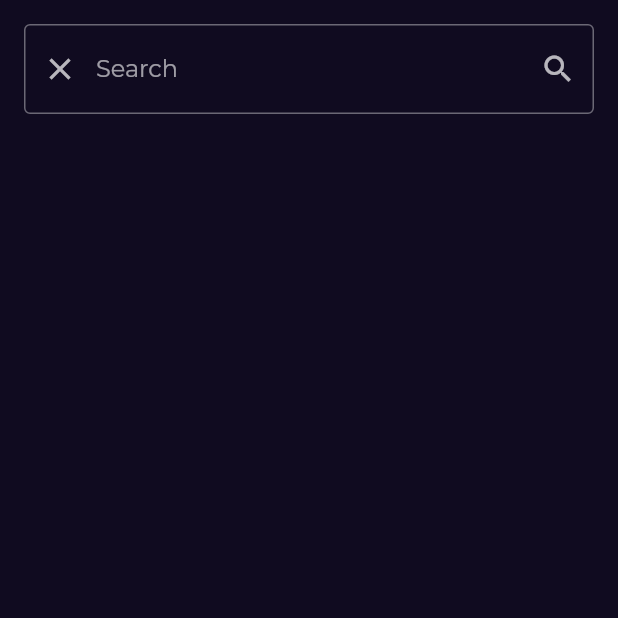
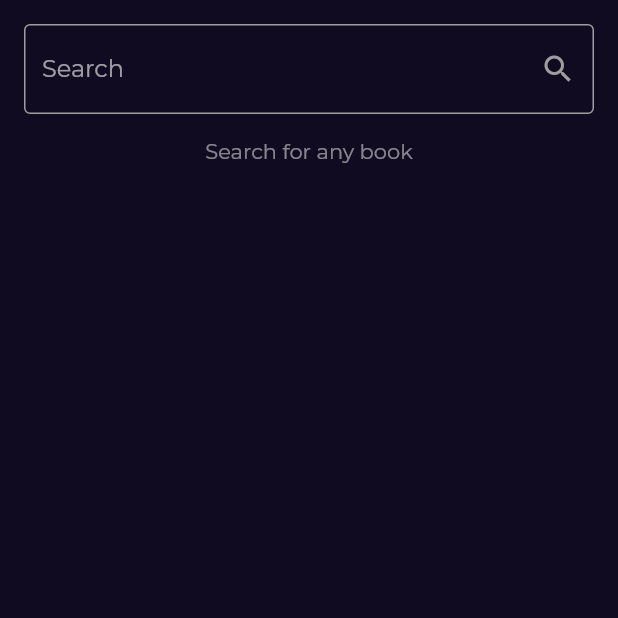
Before and after one commit to ahmedhamdi11/bookly, a Flutter app: the SearchView screen opened by its route, on a phone screen of 412 x 824 dp, the top half of it. Run offline on Flutter 3.47's test engine with Material 2 defaults, Android fonts, the phone set to English and light mode, and no system bars; our stand-ins replace bloc, cached_network_image, dartz, dio, equatable, flutter_bloc and 5 more; network calls fail.

Commit message:
search view ui and service done

```diff
--- /dev/null
+++ b/lib/Features/Search/presentation/manager/cubits/search_cubit/search_cubit.dart
@@ -0,0 +1,34 @@
+import 'package:bloc/bloc.dart';
+import 'package:bookly/Features/Search/data/repos/search_repo.dart';
+import 'package:bookly/core/models/book_model/book_model.dart';
+import 'package:equatable/equatable.dart';
+
+part 'search_state.dart';
+
+class SearchCubit extends Cubit<SearchState> {
+  SearchCubit({required this.searchRepo}) : super(SearchInitialState());
+  final SearchRepo searchRepo;
+  bool _closed = false;
+
+  @override
+  Future<void> close() {
+    _closed = true;
+    return super.close();
+  }
+
+  Future fetchSearchResults({required String search}) async {
+    if (_closed) return;
+    emit(SearchLoadingState());
+    var results = await searchRepo.fetchSearchResults(search: search);
+    results.fold(
+      (failure) {
+        if (_closed) return;
+        emit(SearchFailureState(failure.errorMessage));
+      },
+      (book) {
+        if (_closed) return;
+        emit(SearchSuccessState(book));
+      },
+    );
+  }
+}
--- /dev/null
+++ b/lib/Features/Search/presentation/manager/cubits/search_cubit/search_state.dart
@@ -0,0 +1,24 @@
+part of 'search_cubit.dart';
+
+abstract class SearchState extends Equatable {
+  const SearchState();
+
+  @override
+  List<Object> get props => [];
+}
+
+class SearchInitialState extends SearchState {}
+
+class SearchLoadingState extends SearchState {}
+
+class SearchSuccessState extends SearchState {
+  final List<BookModel> books;
+
+  const SearchSuccessState(this.books);
+}
+
+class SearchFailureState extends SearchState {
+  final String errMessage;
+
+  const SearchFailureState(this.errMessage);
+}
--- a/lib/Features/Search/presentation/views/search_view.dart
+++ b/lib/Features/Search/presentation/views/search_view.dart
@@ -1,4 +1,4 @@
-import 'package:bookly/Features/Search/presentation/views/widgets/custom_text_field.dart';
+import 'package:bookly/Features/Search/presentation/views/widgets/search_view_body.dart';
 import 'package:flutter/material.dart';
 
 class SearchView extends StatelessWidget {
@@ -6,15 +6,6 @@ class SearchView extends StatelessWidget {
 
   @override
   Widget build(BuildContext context) {
-    return Scaffold(
-      body: SafeArea(
-        child: Padding(
-          padding: const EdgeInsets.all(16.0),
-          child: Column(children: const [
-            CustomTextfied(),
-          ]),
-        ),
-      ),
-    );
+    return const Scaffold(body: SearchViewBody());
   }
 }
--- a/lib/Features/Search/presentation/views/widgets/custom_text_field.dart
+++ b/lib/Features/Search/presentation/views/widgets/custom_text_field.dart
@@ -1,4 +1,6 @@
+import 'package:bookly/Features/Search/presentation/manager/cubits/search_cubit/search_cubit.dart';
 import 'package:flutter/material.dart';
+import 'package:flutter_bloc/flutter_bloc.dart';
 
 class CustomTextfied extends StatelessWidget {
   const CustomTextfied({super.key});
@@ -6,15 +8,22 @@ class CustomTextfied extends StatelessWidget {
   @override
   Widget build(BuildContext context) {
     return TextField(
+      onChanged: (value) {
+        BlocProvider.of<SearchCubit>(context).fetchSearchResults(search: value);
+      },
       decoration: InputDecoration(
-        border: const OutlineInputBorder(),
+        border: const OutlineInputBorder(
+            borderSide: BorderSide(color: Colors.grey)),
+        enabledBorder: const OutlineInputBorder(
+            borderSide: BorderSide(color: Colors.grey)),
+        focusedBorder: const OutlineInputBorder(
+            borderSide: BorderSide(color: Colors.grey)),
         suffixIcon: IconButton(
           onPressed: () {},
-          icon: const Icon(Icons.search),
-        ),
-        prefixIcon: IconButton(
-          onPressed: () {},
-          icon: const Icon(Icons.close),
+          icon: const Icon(
+            Icons.search,
+            color: Colors.grey,
+          ),
         ),
         hintText: 'Search',
       ),
--- /dev/null
+++ b/lib/Features/Search/presentation/views/widgets/search_view_body.dart
@@ -0,0 +1,52 @@
+import 'package:bookly/Features/Home/presentation/views/widgets/best_seller_item.dart';
+import 'package:bookly/Features/Search/presentation/manager/cubits/search_cubit/search_cubit.dart';
+import 'package:bookly/Features/Search/presentation/views/widgets/custom_text_field.dart';
+import 'package:bookly/core/utile/styles.dart';
+import 'package:flutter/material.dart';
+import 'package:flutter_bloc/flutter_bloc.dart';
+
+class SearchViewBody extends StatelessWidget {
+  const SearchViewBody({super.key});
+
+  @override
+  Widget build(BuildContext context) {
+    return SafeArea(
+      child: Column(
+        children: [
+          const Padding(
+            padding: EdgeInsets.all(16.0),
+            child: CustomTextfied(),
+          ),
+          BlocBuilder<SearchCubit, SearchState>(
+            builder: (context, state) {
+              if (state is SearchSuccessState) {
+                return Expanded(
+                  child: ListView.builder(
+                    physics: const BouncingScrollPhysics(),
+                    itemCount: state.books.length,
+                    itemBuilder: (context, index) => BestSellerItem(
+                      book: state.books[index],
+                    ),
+                  ),
+                );
+              } else if (state is SearchFailureState) {
+                return Center(
+                  child: Text(state.errMessage),
+                );
+              } else if (state is SearchLoadingState) {
+                return const LinearProgressIndicator();
+              } else {
+                return Center(
+                  child: Text(
+                    'Search for any book',
+                    style: Styles.text14,
+                  ),
+                );
+              }
+            },
+          ),
+        ],
+      ),
+    );
+  }
+}
--- a/lib/core/utile/app_router.dart
+++ b/lib/core/utile/app_router.dart
@@ -1,3 +1,5 @@
+import 'package:bookly/Features/Search/data/repos/search_repo_impl.dart';
+import 'package:bookly/Features/Search/presentation/manager/cubits/search_cubit/search_cubit.dart';
 import 'package:bookly/Features/Search/presentation/views/search_view.dart';
 import 'package:bookly/core/models/book_model/book_model.dart';
 import 'package:bookly/Features/Home/data/repos/home_repo_impl.dart';
@@ -21,7 +23,11 @@ abstract class AppRouter {
       ),
       GoRoute(
         path: searchViewPath,
-        builder: (context, state) => const SearchView(),
+        builder: (context, state) => BlocProvider(
+          create: (context) =>
+              SearchCubit(searchRepo: getIt.get<SearchRepoImpl>()),
+          child: const SearchView(),
+        ),
       ),
       GoRoute(
         path: homeViewPath,
--- a/lib/core/utile/service_locator.dart
+++ b/lib/core/utile/service_locator.dart
@@ -1,4 +1,5 @@
 import 'package:bookly/Features/Home/data/repos/home_repo_impl.dart';
+import 'package:bookly/Features/Search/data/repos/search_repo_impl.dart';
 import 'package:bookly/core/utile/api_service.dart';
 import 'package:dio/dio.dart';
 import 'package:get_it/get_it.dart';
@@ -8,4 +9,6 @@ final getIt = GetIt.instance;
 void setUpGetIt() {
   getIt.registerSingleton<ApiServices>(ApiServices(Dio()));
   getIt.registerSingleton<HomeRepoImpl>(HomeRepoImpl(getIt.get<ApiServices>()));
+  getIt.registerSingleton<SearchRepoImpl>(
+      SearchRepoImpl(getIt.get<ApiServices>()));
 }
```
